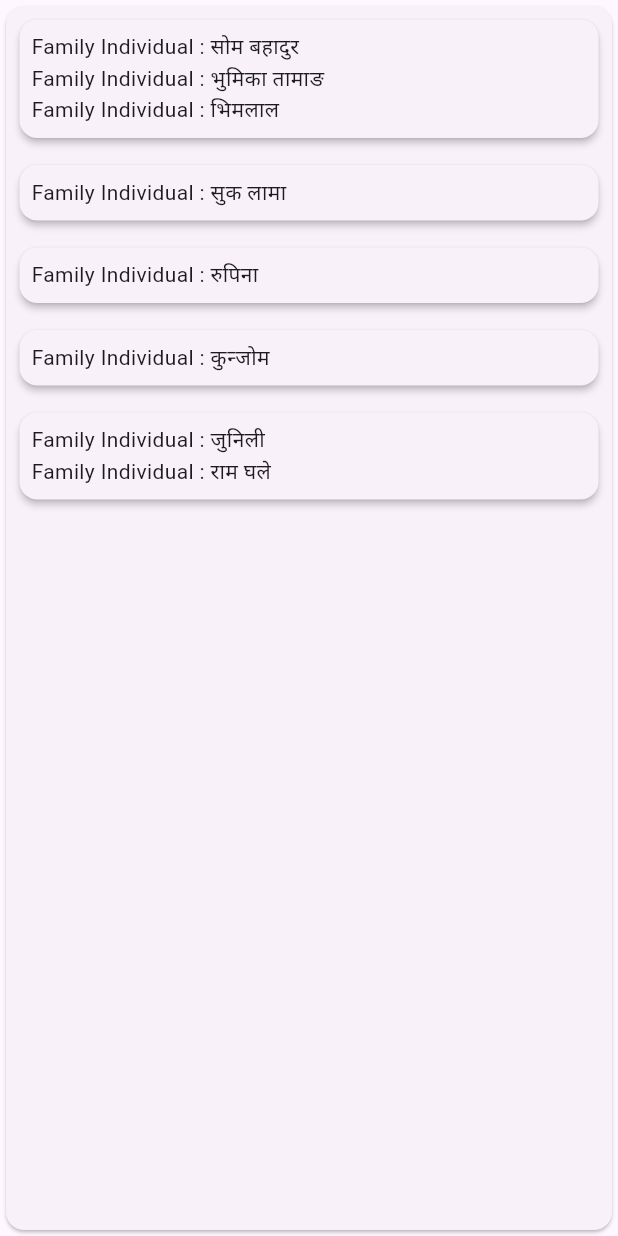
After one commit to sainjuprakash/Digital_profile, a Flutter app: the AllHouseholdData screen opened directly, after a tap on "Respondent :", on a phone screen of 412 x 824 dp. The commit adds this screen. Run offline on Flutter 3.47's test engine with Material 3 defaults, Android fonts, the phone set to English and light mode, and no system bars; our stand-ins replace bloc, equatable, fl_chart, freezed_annotation; generated files the repository leaves out were written again.

```diff
--- a/lib/pages/all_household_data.dart
+++ b/lib/pages/all_household_data.dart
@@ -1,3 +1,4 @@
+import 'package:digital_profile/pages/individual_page.dart';
 import 'package:flutter/material.dart';
 
 import '../resources/family_details.dart';
@@ -33,15 +34,24 @@ class _AllHouseholdDataState extends State<AllHouseholdData> {
                   builder: (context, snapshot) {
                     List<FamilyDetailsModel>? loadedData = snapshot.data;
                     if (snapshot.hasData) {
-                      print(snapshot);
-                      print(
-                          '<<<<<<<<<<<<<<<<<<<<<<<<<<>>>>>>>>>>>>>>>>>>>>>>>>>>>>>>>>');
+                      // print(snapshot);
+                      // print(
+                      //     '<<<<<<<<<<<<<<<<<<<<<<<<<<>>>>>>>>>>>>>>>>>>>>>>>>>>>>>>>>');
 
                       return ListView.builder(
                           itemCount: loadedData?.length,
                           itemBuilder: (context, index) {
                             return Padding(
                               padding: const EdgeInsets.all(5.0),
+                              child: InkWell(
+                                onTap: () {
+                                  Navigator.push(
+                                      context,
+                                      MaterialPageRoute(
+                                          builder: (context) => IndividualPage(
+                                              indexOfCard: index)));
+                                 // print(index);
+                                },
                                 child: Card(
                                     elevation: 2,
                                     child: Padding(
@@ -51,7 +61,8 @@ class _AllHouseholdDataState extends State<AllHouseholdData> {
                                           Row(
                                             children: [
                                               const Text('Respondent : '),
-                                            Text(loadedData![index].respondent)
+                                              Text(
+                                                  loadedData![index].respondent)
                                             ],
                                           ),
                                           Row(
@@ -75,13 +86,16 @@ class _AllHouseholdDataState extends State<AllHouseholdData> {
                                           Row(
                                             children: [
                                               const Text('Road to House : '),
-                                            Text(loadedData![index].roadToHouse)
+                                              Text(loadedData![index]
+                                                  .roadToHouse)
                                             ],
                                           ),
                                           Row(
                                             children: [
-                                            const Text('Respondent Contact : '),
-                                            Text(loadedData![index].phoneNumber)
+                                              const Text(
+                                                  'Respondent Contact : '),
+                                              Text(loadedData![index]
+                                                  .phoneNumber)
                                             ],
                                           ),
                                           Row(
@@ -101,7 +115,8 @@ class _AllHouseholdDataState extends State<AllHouseholdData> {
                                           Row(
                                             children: [
                                               const Text('Family Number : '),
-                                            Text(loadedData![index].familyCount)
+                                              Text(loadedData![index]
+                                                  .familyCount)
                                             ],
                                           ),
                                           Row(
@@ -119,6 +134,7 @@ class _AllHouseholdDataState extends State<AllHouseholdData> {
                                           ListView.builder(
                                             shrinkWrap: true,
                                             itemBuilder: (context, valueIndex) {
+                                              print(valueIndex);
                                               return Text(
                                                   "Family Individual : ${loadedData[index].individualData[valueIndex].individualName}");
                                             },
@@ -129,6 +145,7 @@ class _AllHouseholdDataState extends State<AllHouseholdData> {
                                         ],
                                       ),
                                     )),
+                              ),
                             );
                           });
                     } else if (snapshot.hasError) {
--- /dev/null
+++ b/lib/pages/individual_page.dart
@@ -0,0 +1,66 @@
+import 'package:flutter/cupertino.dart';
+import 'package:flutter/material.dart';
+
+import '../resources/family_details.dart';
+import '../resources/repository.dart';
+
+class IndividualPage extends StatefulWidget {
+  final int indexOfCard;
+  const IndividualPage({super.key, required this.indexOfCard});
+
+  @override
+  State<IndividualPage> createState() => _IndividualPageState();
+}
+
+class _IndividualPageState extends State<IndividualPage> {
+  @override
+  Widget build(BuildContext context) {
+    return Scaffold(
+      body: Card(
+        child: Column(
+          children: [
+            Expanded(
+              child: FutureBuilder<List<FamilyDetailsModel>>(
+                  future: LoadFamilyData(),
+                  builder: (context, snapshot) {
+                    List<FamilyDetailsModel>? loadedData = snapshot.data;
+                    if (snapshot.hasData) {
+                      return ListView.builder(
+                          itemCount: loadedData?.length,
+                          itemBuilder: (context, index) {
+                            return Padding(
+                              padding: const EdgeInsets.all(5.0),
+                              child: Card(
+                                  elevation: 2,
+                                  child: Padding(
+                                    padding: const EdgeInsets.all(8.0),
+                                    child: Column(
+                                      children: [
+                                        ListView.builder(
+                                          shrinkWrap: true,
+                                          itemBuilder: (context, valueIndex) {
+                                            return Text(
+                                                "Family Individual : ${loadedData![index].individualData[valueIndex].individualName}");
+                                          },
+                                          itemCount: loadedData![index]
+                                              .individualData
+                                              .length,
+                                        )
+                                      ],
+                                    ),
+                                  )),
+                            );
+                          });
+                    } else if (snapshot.hasError) {
+                      const Text('Data fetch failure');
+                      // print(snapshot.);
+                    }
+                    return const Center(child: CircularProgressIndicator());
+                  }),
+            ),
+          ],
+        ),
+      ),
+    );
+  }
+}
--- a/lib/resources/repository.dart
+++ b/lib/resources/repository.dart
@@ -10,8 +10,8 @@ import 'individual_family_data.dart';
 Future<List<FamilyDetailsModel>> LoadFamilyData() async {
   String jsonData = await rootBundle.loadString('assets/familyData.json');
   List<dynamic> jsonList = json.decode(jsonData);
-  print('-------------------------');
-  print(jsonList);
+ // print('-------------------------');
+  //print(jsonList);
   return jsonList.map((json) => FamilyDetailsModel.fromJson(json)).toList();
 }
 
```
Lines whose indentation alone changed are shown as unchanged.
